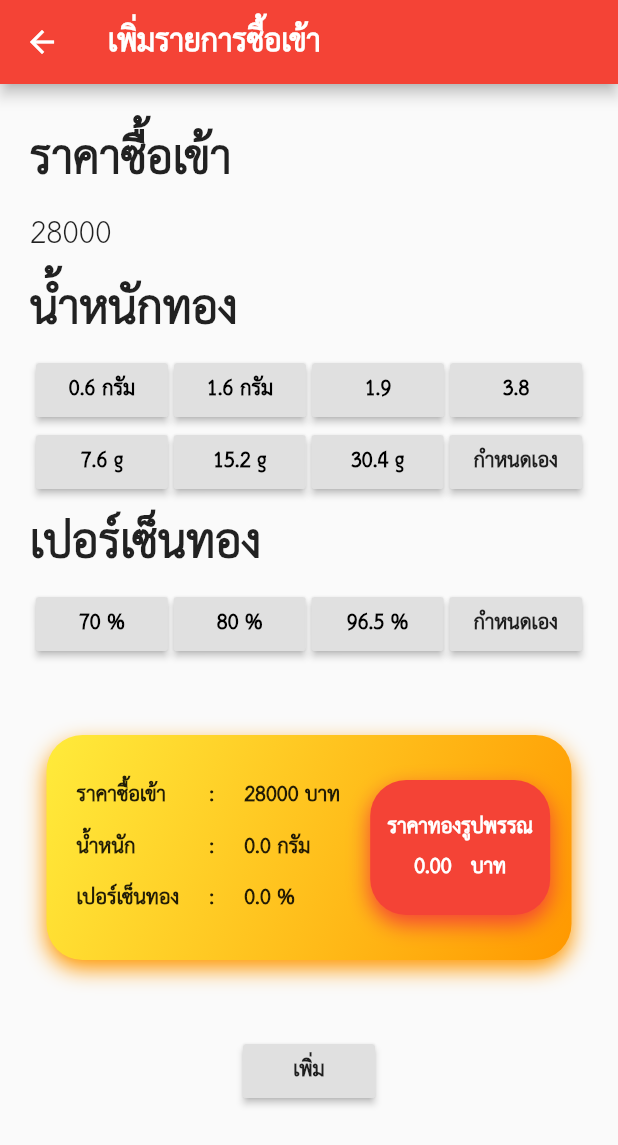
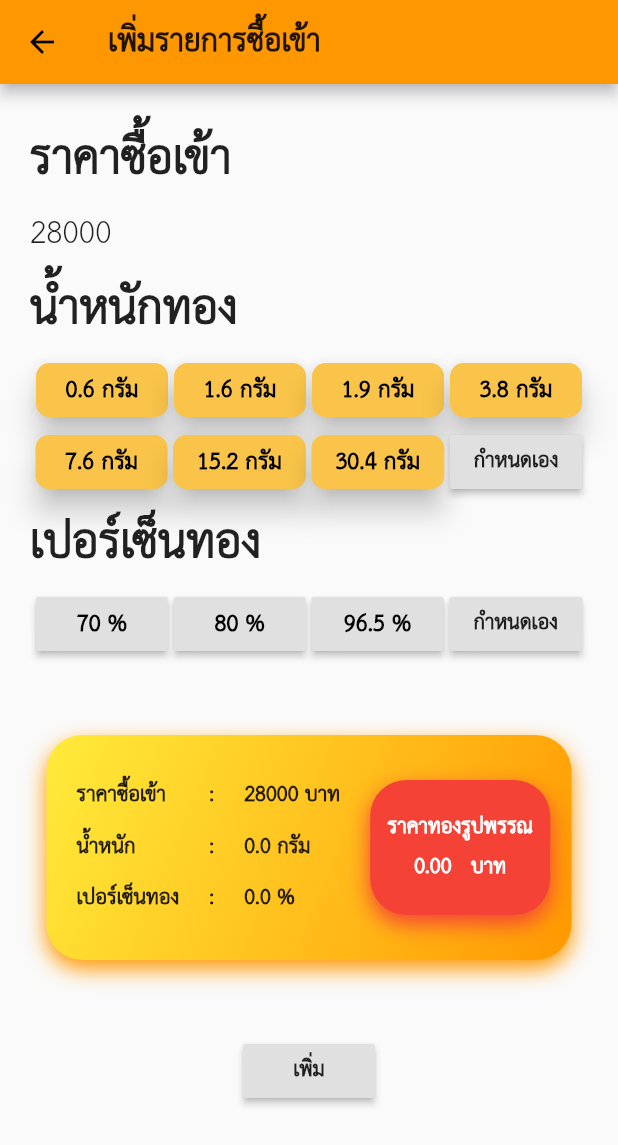
Before and after one commit to jkpctn/my_gold, a Flutter app: the screen it shows after launch, after a tap on "ซื้อเข้า", on a phone screen of 412 x 824 dp. Shown: the top 1145 px of the screen. Run offline on Flutter 3.47's test engine with Material 2 defaults, Android fonts, the phone set to English and light mode, and no system bars; our stand-ins replace numberpicker.

Commit message:
button ui,test dark mode

```diff
--- a/lib/main.dart
+++ b/lib/main.dart
@@ -36,7 +36,8 @@ class MyApp extends StatelessWidget {
   Widget build(BuildContext context) {
     return MaterialApp(
       theme: ThemeData(
-          primarySwatch: Colors.red,
+          //brightness: Brightness.dark,
+          primarySwatch: Colors.orange,
           visualDensity: VisualDensity.adaptivePlatformDensity,
           fontFamily: 'THSarabunNew'),
       // routes: {
--- a/lib/presentation/add_buy_order_screen.dart
+++ b/lib/presentation/add_buy_order_screen.dart
@@ -183,16 +183,16 @@ class _AddBuyOrderScreenState extends State<AddBuyOrderScreen> {
                 children: <Widget>[
                   selectButton('0.6 กรัม', 0.6, isSelectedWeight(0.6)),
                   selectButton('1.6 กรัม', 1.6, isSelectedWeight(1.6)),
-                  selectButton('1.9', 1.9, isSelectedWeight(1.9)),
-                  selectButton('3.8', 3.8, isSelectedWeight(3.8)),
+                  selectButton('1.9 กรัม', 1.9, isSelectedWeight(1.9)),
+                  selectButton('3.8 กรัม', 3.8, isSelectedWeight(3.8)),
                 ],
               ),
               Row(
                 mainAxisAlignment: MainAxisAlignment.spaceEvenly,
                 children: <Widget>[
-                  selectButton('7.6 g', 7.6, isSelectedWeight(7.6)),
-                  selectButton('15.2 g', 15.2, isSelectedWeight(15.2)),
-                  selectButton('30.4 g', 30.4, isSelectedWeight(30.4)),
+                  selectButton('7.6 กรัม', 7.6, isSelectedWeight(7.6)),
+                  selectButton('15.2 กรัม', 15.2, isSelectedWeight(15.2)),
+                  selectButton('30.4 กรัม', 30.4, isSelectedWeight(30.4)),
                   RaisedButton(
                     child: Text(
                       'กำหนดเอง',
@@ -262,11 +262,16 @@ class _AddBuyOrderScreenState extends State<AddBuyOrderScreen> {
     return Container(
       //color: isSelectedWeight ? (Colors.blue) : null,
       child: RaisedButton(
-        color: isSelectedWeight ? (Colors.blue) : null,
+        elevation: 8,
+        shape: RoundedRectangleBorder(
+          borderRadius: BorderRadius.circular(9.0),
+        ),
+        // side: BorderSide(color: Colors.red)),
+        color: isSelectedWeight ? (Colors.blue) : Color(0xffF9C449),
         child: Text(
           title,
           style: TextStyle(
-              fontSize: 20,
+              fontSize: 22,
               fontWeight: FontWeight.w800,
               color: isSelectedWeight ? (Colors.white) : Colors.black),
         ),
@@ -284,7 +289,7 @@ class _AddBuyOrderScreenState extends State<AddBuyOrderScreen> {
         child: Text(
           title,
           style: TextStyle(
-              fontSize: 20,
+              fontSize: 22,
               fontWeight: FontWeight.w800,
               color: isSelectedWeight ? (Colors.white) : Colors.black),
         ),
--- a/lib/presentation/display_buy_order_screen.dart
+++ b/lib/presentation/display_buy_order_screen.dart
@@ -3,10 +3,8 @@ import 'package:flutter/material.dart';
 import 'package:my_gold/resource/data.dart';
 import '../config/routes.dart';
 
-const TextStyle detailText = TextStyle(
-  fontSize: 25,
-  fontWeight: FontWeight.w800,
-);
+const TextStyle detailText =
+    TextStyle(fontSize: 25, fontWeight: FontWeight.w800, color: Colors.black87);
 const TextStyle decorationText =
     TextStyle(fontSize: 25, fontWeight: FontWeight.w800, color: Colors.white);
 
@@ -61,11 +59,11 @@ class _DisplayBuyOrderScreenState extends State<DisplayBuyOrderScreen> {
   Widget build(BuildContext context) {
     return Scaffold(
         key: _scaffoldKey,
-        backgroundColor: Colors.white,
-        appBar: PreferredSize(
-          preferredSize: Size.fromHeight(100.0),
-          child: AppBar(
-            title: Text('ซื้อเข้า ${tmporders.length} รายการ'),
+        //backgroundColor: Colors.white,
+        appBar: AppBar(
+          title: Text(
+            'ซื้อเข้า ${tmporders.length} รายการ',
+            style: detailText,
           ),
         ),
         floatingActionButtonLocation: FloatingActionButtonLocation.endTop,
--- a/lib/presentation/home_screen.dart
+++ b/lib/presentation/home_screen.dart
@@ -48,10 +48,14 @@ class _MyHomePageState extends State<MyHomePage> {
       _scaffoldKey.currentState
         ..removeCurrentSnackBar()
         ..showSnackBar(SnackBar(
+          //backgroundColor: Colors.black45,
           content: Row(
             mainAxisAlignment: MainAxisAlignment.center,
             children: [
-              Text("เพิ่ม 1 รายการสำเร็จ"),
+              Text(
+                "เพิ่ม 1 รายการสำเร็จ",
+                //style: TextStyle(color: Colors.white),
+              ),
             ],
           ),
         ));
@@ -65,7 +69,7 @@ class _MyHomePageState extends State<MyHomePage> {
   @override
   Widget build(BuildContext context) {
     return Scaffold(
-      backgroundColor: Color(0xffeaeaea),
+      //backgroundColor: Color(0xffeaeaea),
       key: _scaffoldKey,
       appBar: AppBar(
         title: Text('Home'),
@@ -79,27 +83,66 @@ class _MyHomePageState extends State<MyHomePage> {
               mainAxisAlignment: MainAxisAlignment.spaceEvenly,
               crossAxisAlignment: CrossAxisAlignment.start,
               children: <Widget>[
+                Container(
+                  decoration: BoxDecoration(
+                    borderRadius: BorderRadius.circular(24),
+                    //color: Color(0xff39383b),
+                  ),
+                  child: Row(
+                    mainAxisAlignment: MainAxisAlignment.spaceAround,
+                    children: <Widget>[
                       Text(
                         'วันที่',
-                  style: TextStyle(fontSize: 45, fontWeight: FontWeight.w800),
+                        style: TextStyle(
+                            fontSize: 45, fontWeight: FontWeight.w800),
                       ),
-                Row(
-                  mainAxisAlignment: MainAxisAlignment.spaceAround,
-                  children: <Widget>[
                       Container(
-                      color: Colors.black12,
                         child: Text(
                           '$date',
                           style: TextStyle(
-                            fontSize: 30, fontWeight: FontWeight.w600),
+                              fontSize: 35, fontWeight: FontWeight.w600),
                         ),
                       ),
                       IconButton(
                         icon: Icon(Icons.event_available),
-                      color: Colors.black,
+                        color: Colors.white,
                         onPressed: selectDate,
                       ),
                     ],
+                  ),
+                ),
+                Container(
+                  decoration: BoxDecoration(
+                    borderRadius: BorderRadius.circular(24),
+                    //color: Color(0xff39383b),
+                  ),
+                  child: Column(
+                    mainAxisAlignment: MainAxisAlignment.start,
+                    crossAxisAlignment: CrossAxisAlignment.start,
+                    children: <Widget>[
+                      Text(
+                        'ราคาทองวันนี้',
+                        style: TextStyle(
+                            fontSize: 45, fontWeight: FontWeight.w800),
+                      ),
+                      Center(
+                        child: Column(
+                          children: <Widget>[
+                            Text(
+                              'ราคาซื้อเข้า  28000 บาท',
+                              style: TextStyle(
+                                  fontSize: 45, fontWeight: FontWeight.w800),
+                            ),
+                            Text(
+                              'ราคาขายออก  28000 บาท',
+                              style: TextStyle(
+                                  fontSize: 45, fontWeight: FontWeight.w800),
+                            ),
+                          ],
+                        ),
+                      ),
+                    ],
+                  ),
                 ),
                 Text(
                   'ซื้อเข้า - ขายออก',
@@ -195,27 +238,35 @@ class _MyHomePageState extends State<MyHomePage> {
         ),
       ),
       bottomNavigationBar: BottomNavigationBar(
+        backgroundColor: Colors.white,
         items: const <BottomNavigationBarItem>[
           BottomNavigationBarItem(
-            icon: Icon(Icons.home),
-            title: Text('หน้าแรก',
-                style: TextStyle(fontSize: 25, fontWeight: FontWeight.w600)),
+            icon: Icon(
+              Icons.home,
+            ),
+            title: Text('หน้าแรก'),
           ),
           BottomNavigationBarItem(
             icon: Icon(Icons.assessment),
-            title: Text('สถิติ',
-                style: TextStyle(fontSize: 25, fontWeight: FontWeight.w600)),
+            title: Text('สถิติ'),
           ),
           BottomNavigationBarItem(
             icon: Icon(Icons.home),
-            title: Text('คำนวณ',
-                style: TextStyle(fontSize: 25, fontWeight: FontWeight.w600)),
+            title: Text('คำนวณ'),
           )
         ],
         currentIndex: _selectedIndex,
-        selectedItemColor: Colors.amber[800],
+        selectedItemColor: Colors.deepOrange,
+        unselectedItemColor: Colors.grey[850],
         onTap: _onItemTapped,
+        selectedIconTheme: IconThemeData(color: Colors.red[700]),
+        unselectedIconTheme: IconThemeData(color: Colors.black),
+        unselectedLabelStyle:
+            TextStyle(fontSize: 25, fontWeight: FontWeight.w600),
+        selectedLabelStyle:
+            TextStyle(fontSize: 25, fontWeight: FontWeight.w600),
       ),
+
       // bottomNavigationBar: BottomNavigationBar(
       //   currentIndex: _selectedIndex,
       //   onTap: _onItemTapped,
@@ -231,6 +282,9 @@ class _MyHomePageState extends State<MyHomePage> {
   }
 }
 
+const TextStyle bottomNavText =
+    TextStyle(fontSize: 25, fontWeight: FontWeight.w600, color: Colors.black);
+
 class Destination {
   const Destination(this.title, this.icon, this.color);
   final String title;
```
Also changed, not shown: pubspec.lock. Lines whose indentation alone changed are shown as unchanged.
